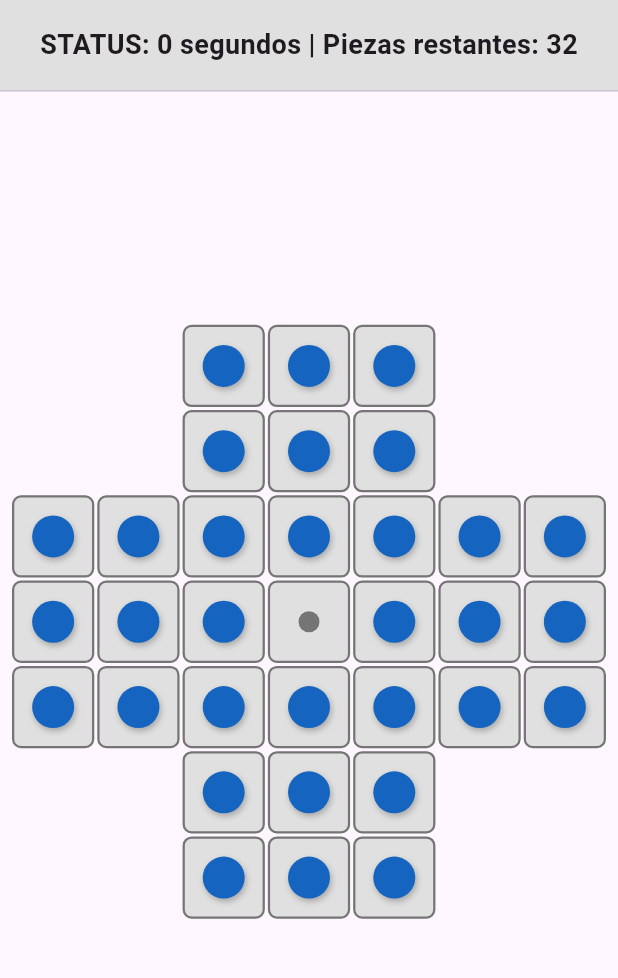
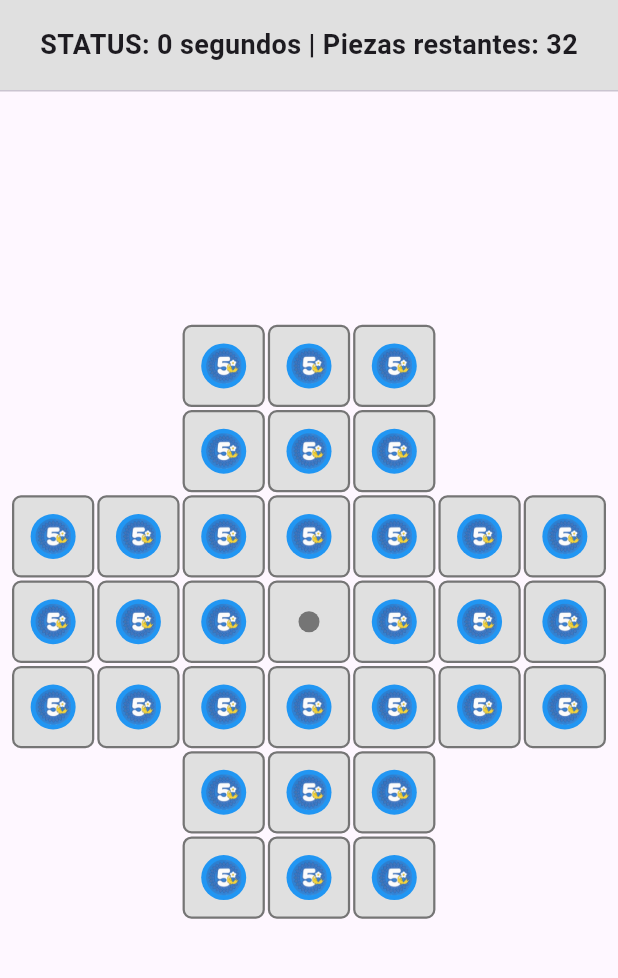
Before and after one commit to EternalLamb/-3479A321_2024479019, a Flutter app: the screen it shows after launch, on a phone screen of 412 x 824 dp, the part 84-1062 px from its top. Run offline on Flutter 3.47's test engine with Material 3 defaults, Android fonts, the phone set to English and light mode, and no system bars.

Commit message:
Imagenes y Font
Implementacion de las imagenes y la fuente de la aplicacion, ademas de otorgarle a las fichas un icono

```diff
--- a/lib/main.dart
+++ b/lib/main.dart
@@ -4,11 +4,7 @@ void main() {
   runApp(const MyApp());
 }
 
-enum CellType {
-  voidCell,
-  emptyHole,
-  occupiedPeg,
-}
+enum CellType { voidCell, emptyHole, occupiedPeg }
 
 class MyApp extends StatelessWidget {
   const MyApp({super.key});
@@ -30,7 +26,6 @@ class PegSolitaireScreen extends StatelessWidget {
   static const int gridSize = 7;
 
   CellType _getCellType(int row, int col) {
-
     final bool isCorner = (row < 2 || row > 4) && (col < 2 || col > 4);
     if (isCorner) {
       return CellType.voidCell;
@@ -46,9 +41,7 @@ class PegSolitaireScreen extends StatelessWidget {
   @override
   Widget build(BuildContext context) {
     return Scaffold(
-      appBar: AppBar(
-        title: const Text('Solitario Inglés'),
-      ),
+      appBar: AppBar(title: const Text('Solitario Inglés')),
       body: SafeArea(
         child: Column(
           children: [
@@ -64,9 +57,7 @@ class PegSolitaireScreen extends StatelessWidget {
             ),
             const Divider(height: 1),
             // Area de Juego
-            Expanded(
-              child: _gameBoard(),
-            ),
+            Expanded(child: _gameBoard()),
           ],
         ),
       ),
@@ -92,11 +83,7 @@ class PegSolitaireScreen extends StatelessWidget {
               final int col = index % gridSize;
               final CellType cellType = _getCellType(row, col);
 
-              return PegCell(
-                row: row,
-                col: col,
-                type: cellType,
-              );
+              return PegCell(row: row, col: col, type: cellType);
             },
           ),
         ),
@@ -123,7 +110,6 @@ class PegCell extends StatelessWidget {
 
   @override
   Widget build(BuildContext context) {
-
     if (type == CellType.voidCell) {
       return const SizedBox.shrink();
     }
@@ -142,19 +128,15 @@ class PegCell extends StatelessWidget {
         child: Center(
           child: type == CellType.occupiedPeg
               ? Container(
-                  width: 28,
-                  height: 28,
-                  decoration: BoxDecoration(
-                    color: Colors.blue[800],
+                  width: 30,
+                  height: 30,
+                  decoration: const BoxDecoration(
+                    color: Colors.blue,
                     shape: BoxShape.circle,
-                    boxShadow: const [
-                      BoxShadow(
-                        color: Colors.black26,
-                        blurRadius: 3,
-                        offset: Offset(1, 2),
-                      ),
-                    ],
                   ),
+                  child: isSelected
+                      ? const Icon(Icons.check, color: Colors.white, size: 20)
+                      : Image.asset('assets/icons/BluePill.png'),
                 )
               : Container(
                   width: 14,
```
Also changed, not shown: pubspec.yaml (+13 -4 lines), assets/fonts/Matcha_Mint.ttf (added), assets/icons/BluePikmin.png (added), assets/icons/BluePill.png (added), assets/images/wood.jpg (added), 6 other files.
